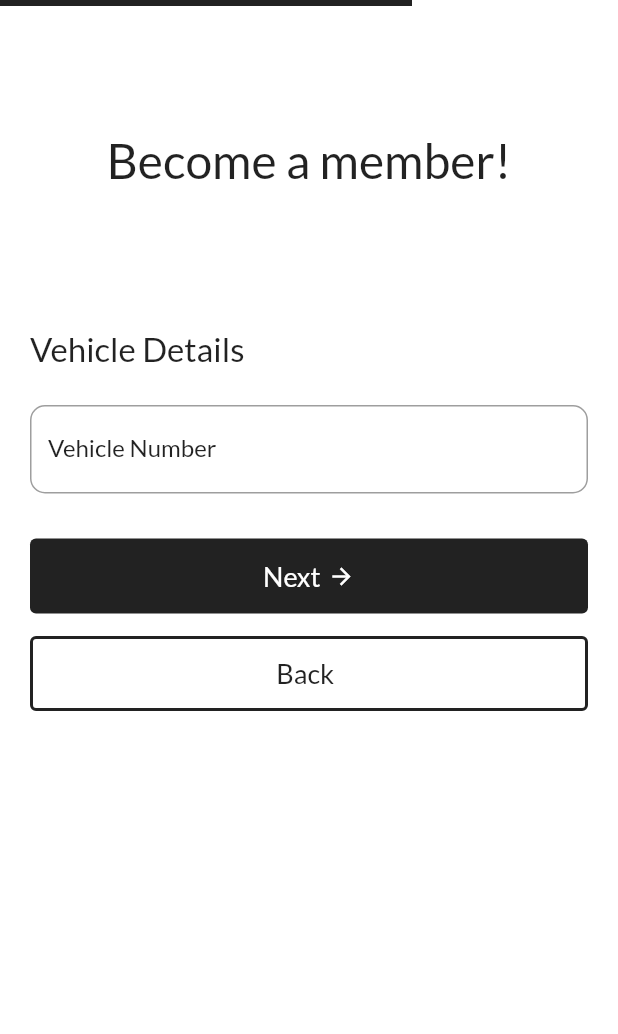
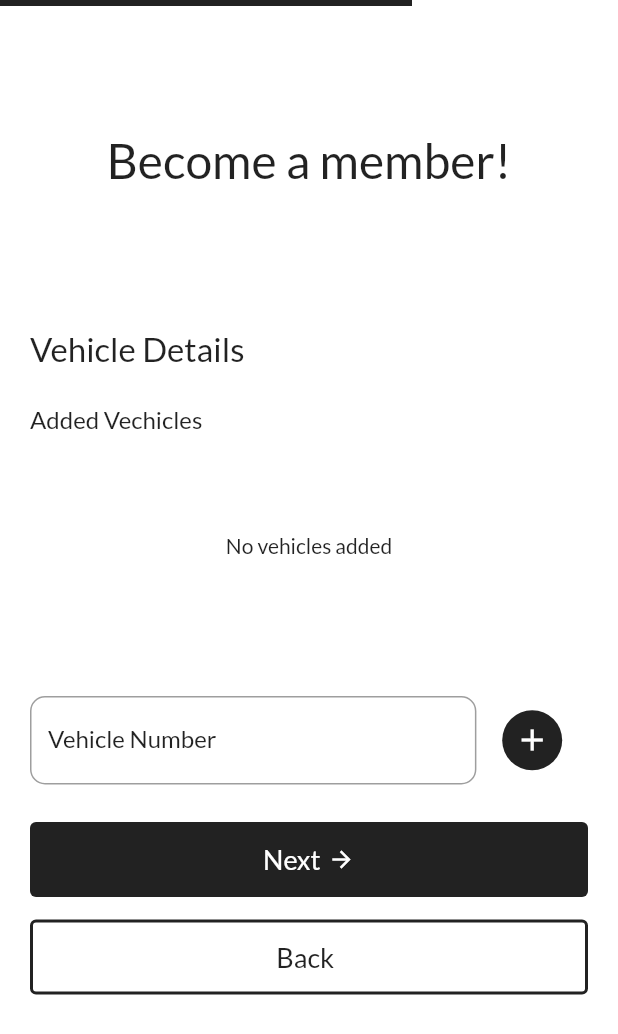
Before and after one commit to paritosh-jha/ssm-hex-view-app, a Flutter app: the SignUpScreen screen opened directly, swiped to page 2, on a phone screen of 412 x 824 dp. Shown: the top 1034 px of the screen. Run offline on Flutter 3.47's test engine with Material 2 defaults, Android fonts, the phone set to English and light mode, and no system bars; our stand-ins replace cloud_firestore, firebase_auth, firebase_core, firebase_database, firebase_messaging, font_awesome_flutter and 2 more; missing offline and left inert: maps_launcher; accounts and stored records are empty.

Commit message:
Added ADD Vehicles UI

```diff
--- a/lib/firebase/auth_methods.dart
+++ b/lib/firebase/auth_methods.dart
@@ -12,7 +12,6 @@ class AuthMethods {
     String password,
     String phone,
     String vehicleNum,
-    String vehicleRegNum,
     String emergencyContact1,
     String emergencyContact2,
   ) async {
@@ -29,7 +28,6 @@ class AuthMethods {
         "email": email,
         "phone": phone,
         "vehicle_num": vehicleNum,
-        "vehicle_reg_num": vehicleRegNum,
         "emergency_contact1": emergencyContact1,
         "emergency_contact2": emergencyContact2,
       });
@@ -44,8 +42,7 @@ class AuthMethods {
   Future<String> signInUser(String email, String password) async {
     String res = 'Some Error Occured';
     try {
-      UserCredential userCredential = await _auth.signInWithEmailAndPassword(
-          email: email, password: password);
+      await _auth.signInWithEmailAndPassword(email: email, password: password);
       res = 'success';
     } on FirebaseAuthException catch (e) {
       res = e.code;
--- a/lib/firebase/user_methods.dart
+++ b/lib/firebase/user_methods.dart
@@ -18,7 +18,6 @@ class UserMethods {
         vehicleNum: userDetails['vehicle_num'],
         name: userDetails['name'],
         phone: userDetails['phone'],
-        vehicleRegNum: userDetails['vehicle_reg_num'],
         email: userDetails['email'],
         emergencyContact1: userDetails['emergency_contact1'],
         emergencyContact2:userDetails['emergency_contact2'] ,
--- a/lib/model/user.dart
+++ b/lib/model/user.dart
@@ -2,7 +2,6 @@ class User {
   final String name;
   final String phone;
   final String vehicleNum;
-  final String vehicleRegNum;
   final String email;
   final String emergencyContact1;
   final String emergencyContact2;
@@ -13,7 +12,6 @@ class User {
     this.emergencyContact2 = '987654321',
     required this.name,
     required this.phone,
-    required this.vehicleRegNum,
     required this.email,
   });
 }
--- a/lib/screens/auth/widgets/signup_credentials_form.dart
+++ b/lib/screens/auth/widgets/signup_credentials_form.dart
@@ -27,8 +27,10 @@ class _SignUpCredentialsFormState extends State<SignUpCredentialsForm> {
     }
     _formKey.currentState!.save();
 
+    FocusScope.of(context).unfocus();
+
     widget.pageController.nextPage(
-      duration: const Duration(milliseconds: 600),
+      duration: const Duration(milliseconds: 500),
       curve: Curves.easeInOut,
     );
 
--- a/lib/screens/auth/widgets/vehicle_details_form.dart
+++ b/lib/screens/auth/widgets/vehicle_details_form.dart
@@ -17,8 +17,18 @@ class VehicleDetailsForm extends StatefulWidget {
 class _VehicleDetailsFormState extends State<VehicleDetailsForm> {
   final _formKey = GlobalKey<FormState>();
   String enteredVehicleNum = '';
+  List<String> addedVehicles = [];
 
   _onSubmit() {
+    widget.pageController.nextPage(
+      duration: const Duration(milliseconds: 500),
+      curve: Curves.easeInOut,
+    );
+
+    widget.getVehicleDetails(vehicleNum: enteredVehicleNum);
+  }
+
+  addVehicleNumber() {
     final isValid = _formKey.currentState!.validate();
 
     if (!isValid) {
@@ -26,23 +36,25 @@ class _VehicleDetailsFormState extends State<VehicleDetailsForm> {
     }
     _formKey.currentState!.save();
 
-    widget.pageController.nextPage(
-      duration: const Duration(milliseconds: 600),
-      curve: Curves.easeInOut,
-    );
+    FocusScope.of(context).unfocus();
 
-    widget.getVehicleDetails(vehicleNum: enteredVehicleNum);
+    addedVehicles.add(enteredVehicleNum);
+    _formKey.currentState!.reset();
+    setState(() {});
   }
 
   @override
   Widget build(BuildContext context) {
     return Padding(
       padding: const EdgeInsets.symmetric(horizontal: 20, vertical: 10),
-      child: SingleChildScrollView(
       child: Form(
         key: _formKey,
+        child: SingleChildScrollView(
           child: Column(
-            mainAxisAlignment: MainAxisAlignment.end,
+            mainAxisAlignment: MainAxisAlignment.spaceBetween,
+            children: [
+              Column(
+                crossAxisAlignment: CrossAxisAlignment.start,
                 children: [
                   const SizedBox(
                     width: double.infinity,
@@ -55,7 +67,41 @@ class _VehicleDetailsFormState extends State<VehicleDetailsForm> {
                   const SizedBox(
                     height: 25,
                   ),
-              TextFormField(
+                  const Text(
+                    'Added Vechicles',
+                    style: TextStyle(fontSize: 16),
+                  ),
+                  SizedBox(
+                    height: 150,
+                    child: addedVehicles.isEmpty
+                        ? const Center(
+                            child: Text('No vehicles added'),
+                          )
+                        : ListView.builder(
+                            itemBuilder: (context, index) {
+                              return Padding(
+                                padding:
+                                    const EdgeInsets.symmetric(vertical: 2),
+                                child: Card(
+                                  color: Colors.grey.shade200,
+                                  child: ListTile(
+                                    title: Text(addedVehicles[index]),
+                                  ),
+                                ),
+                              );
+                            },
+                            itemCount: addedVehicles.length,
+                          ),
+                  ),
+                  const SizedBox(
+                    height: 25,
+                  ),
+                  Flex(
+                    direction: Axis.horizontal,
+                    children: [
+                      Expanded(
+                        flex: 4,
+                        child: TextFormField(
                           decoration: const InputDecoration(
                             label: Text('Vehicle Number'),
                             hintText: 'Enter your vehicle number',
@@ -70,12 +116,28 @@ class _VehicleDetailsFormState extends State<VehicleDetailsForm> {
                             enteredVehicleNum = value!;
                           },
                         ),
-              const SizedBox(
-                height: 15,
+                      ),
+                      Expanded(
+                          flex: 1,
+                          child: CircleAvatar(
+                            backgroundColor: Colors.black87,
+                            child: IconButton(
+                              icon: const Icon(
+                                Icons.add,
+                                color: Colors.white,
+                              ),
+                              onPressed: addVehicleNumber,
+                            ),
+                          ))
+                    ],
                   ),
                   const SizedBox(
-                height: 15,
+                    height: 25,
                   ),
+                ],
+              ),
+              Column(
+                children: [
                   CustomTextIconButton(
                     label: 'Next',
                     icon: const Icon(Icons.arrow_forward_outlined),
@@ -98,6 +160,8 @@ class _VehicleDetailsFormState extends State<VehicleDetailsForm> {
                   ),
                 ],
               ),
+            ],
+          ),
         ),
       ),
     );
```
Also changed, not shown: lib/screens/auth/sign_up_screen.dart (+43 -34 lines), lib/screens/auth/widgets/personal_details_form.dart (+6 -1 lines). Lines whose indentation alone changed are shown as unchanged.
